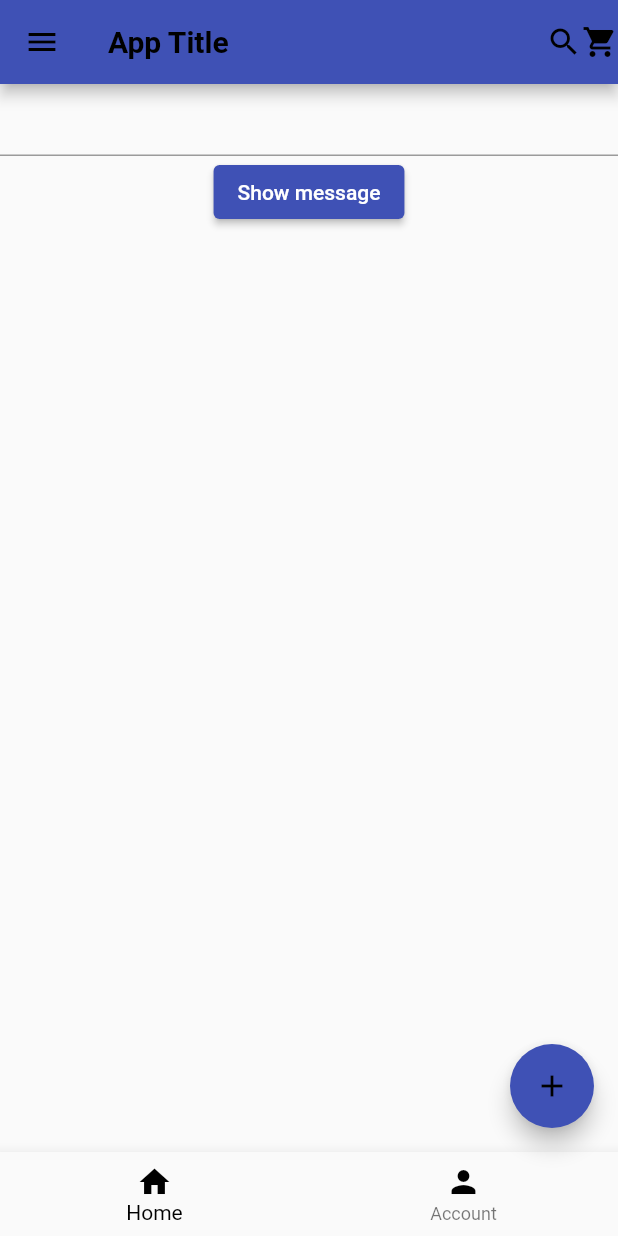
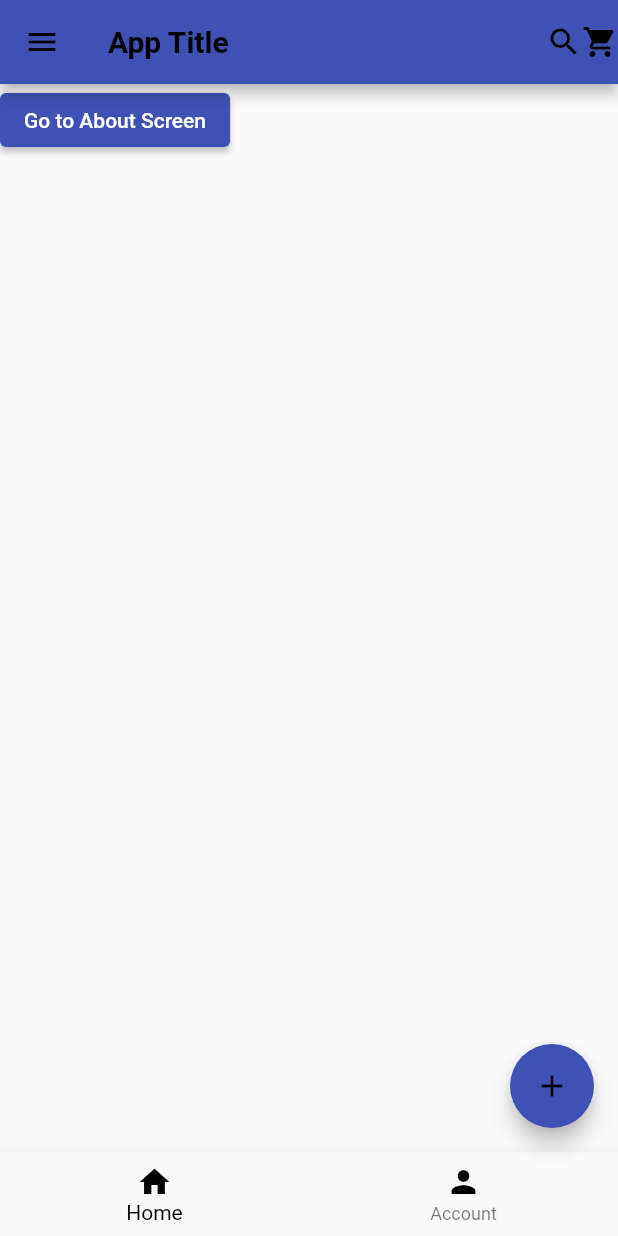
Before and after one commit to PauloSTDev/basic_dart, a Flutter app: the screen it shows after launch, on a phone screen of 412 x 824 dp. Run offline on Flutter 3.47's test engine with Material 2 defaults, Android fonts, the phone set to English and light mode, and no system bars.

Commit message:
Cria about.dart e navegação de screen

```diff
--- /dev/null
+++ b/lib/about.dart
@@ -0,0 +1,10 @@
+import 'package:flutter/material.dart';
+
+class About extends StatelessWidget {
+  @override
+  Widget build(BuildContext context) {
+    return const Center(
+      child: Text("Welcome to About Screen"),
+    );
+  }
+}
--- a/lib/home.dart
+++ b/lib/home.dart
@@ -1,3 +1,4 @@
+import 'package:basic_dart/about.dart';
 import 'package:flutter/cupertino.dart';
 import 'package:flutter/material.dart';
 
@@ -8,32 +9,22 @@ class Home extends StatefulWidget {
   }
 }
 
-
 class _HomeState extends State<Home> {
-
   final controllerMessage = TextEditingController();
   String message = "";
+
   @override
   Widget build(BuildContext context) {
     return Container(
       child: Column(
         children: [
-          TextField(
-            controller: controllerMessage,
-          ),
           ElevatedButton(
             onPressed: () {
-              setState(() {
-                message = controllerMessage.text;
-              });
+              Navigator.push(context, MaterialPageRoute(builder: (context) {
+                return About();
+              }));
             },
-            child: const Text("Show message"),
-          ),
-          Center(
-            child: Text(
-              message,
-              textDirection: TextDirection.ltr,
-            ),
+            child: const Text("Go to About Screen"),
           ),
         ],
       ),
```
